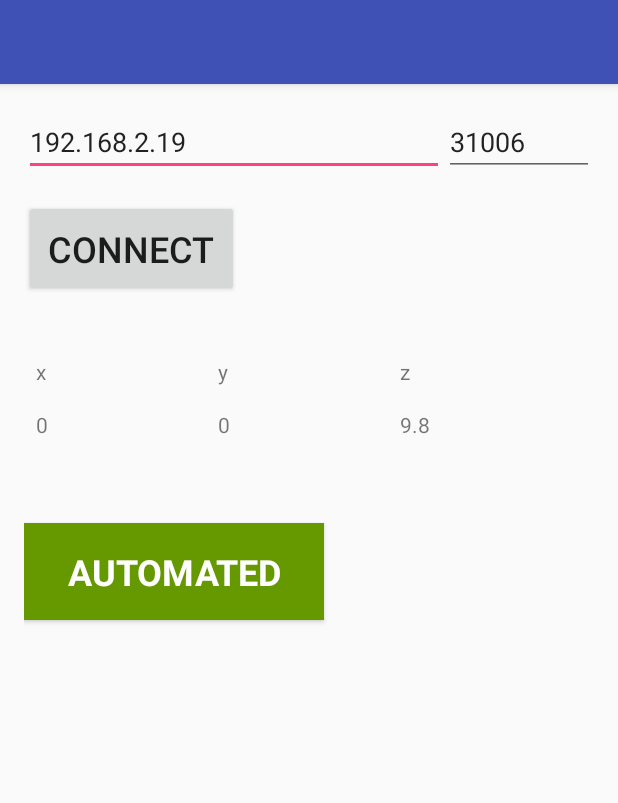
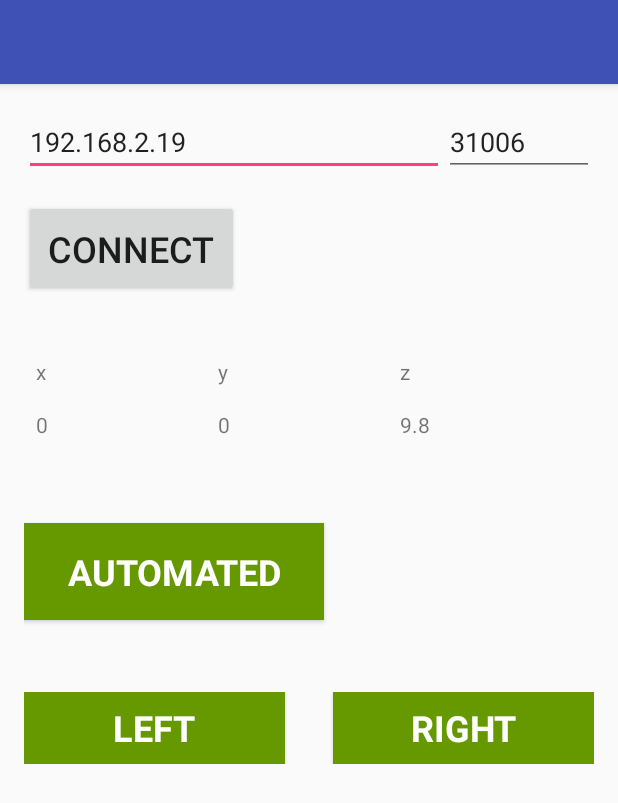
Before and after one commit to gcjyzdd/Android-Send-Accelerometer-Data-Using-TCP, an Android app: the screen it shows after launch (MainActivity), on a phone screen of 412 x 824 dp. Shown: the top 803 px of the screen. Run offline under Robolectric (Android 15) with nearby library versions, the phone set to English and light mode, and no system bars.

Commit message:
Add two buttons to indicate left an right

```diff
--- a/app/src/main/res/layout/activity_main.xml
+++ b/app/src/main/res/layout/activity_main.xml
@@ -107,4 +107,41 @@
         android:textStyle="bold"
         android:paddingTop="16dp"
         android:paddingBottom="16dp"/>
+
+    <LinearLayout
+        android:layout_width="match_parent"
+        android:layout_height="wrap_content"
+        android:orientation="horizontal"
+        android:layout_marginTop="48dp">
+
+        <Button
+            android:id="@+id/btn_left"
+            android:layout_width="0dp"
+            android:layout_weight="1"
+            android:layout_height="wrap_content"
+            android:background="@android:color/holo_green_dark"
+            android:fontFamily="sans-serif"
+            android:onClick="activeLeft"
+            android:text="Left"
+            android:textSize="24sp"
+            android:textColor="@android:color/white"
+            android:textStyle="bold"
+            android:layout_marginRight="16dp"/>
+
+        <Button
+            android:id="@+id/btn_right"
+            android:layout_width="0dp"
+            android:layout_weight="1"
+            android:layout_height="wrap_content"
+            android:background="@android:color/holo_green_dark"
+            android:fontFamily="sans-serif"
+            android:onClick="activateRight"
+            android:text="Right"
+            android:textSize="24sp"
+            android:textColor="@android:color/white"
+            android:textStyle="bold"
+            android:layout_marginLeft="16dp"/>
+
+    </LinearLayout>
+
 </LinearLayout>
```
